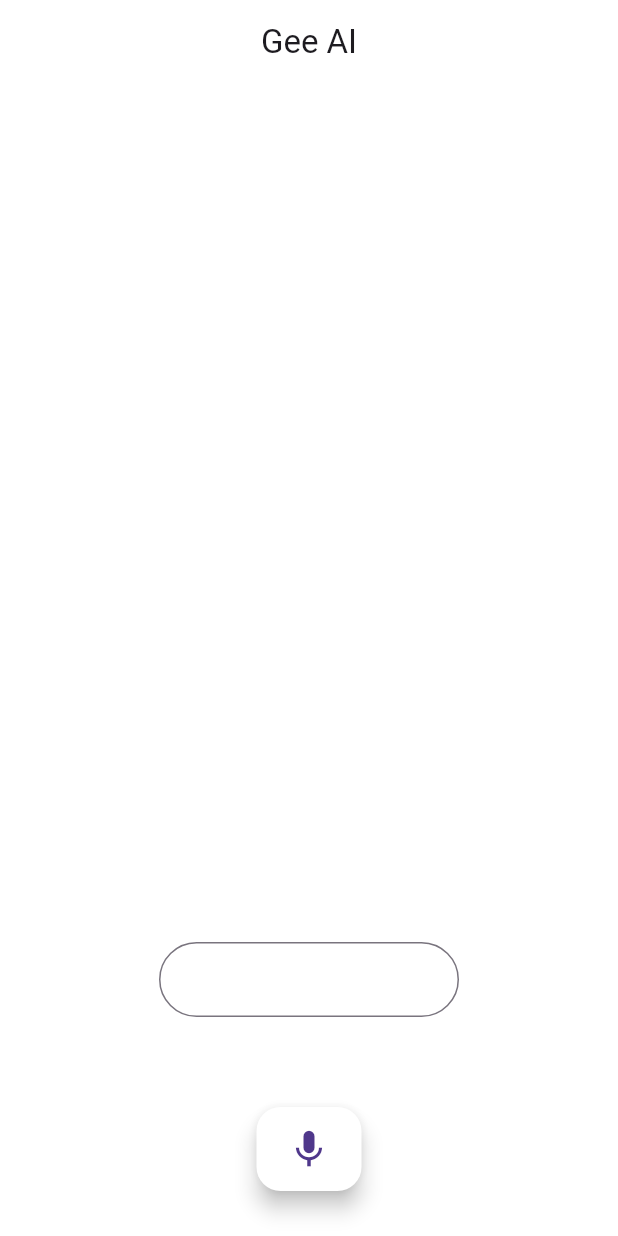
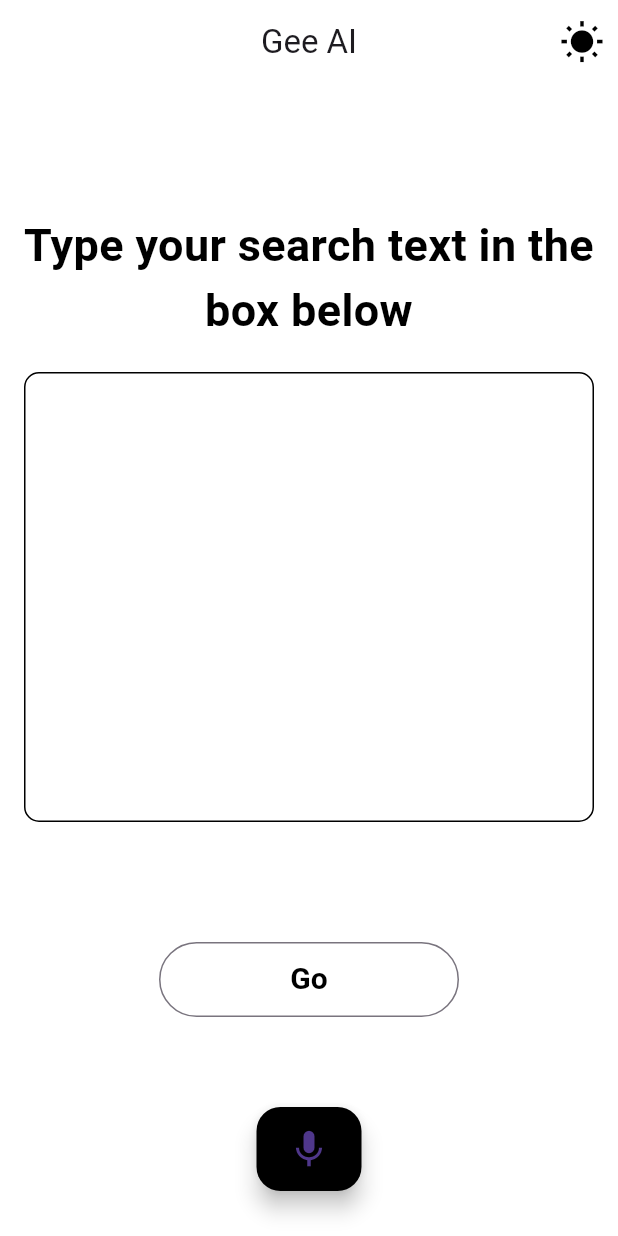
Before and after one commit to Shalom-Nankam/gee, a Flutter app: the screen it shows after launch, after a tap on the "edit note" icon, on a phone screen of 412 x 824 dp. Run offline on Flutter 3.47's test engine with Material 2 defaults, Android fonts, the phone set to English and light mode, and no system bars; our stand-ins replace flutter_native_splash, get, shared_preferences, speech_to_text.

Commit message:
Corrected the colors of widgets to show for different modes

```diff
--- a/lib/main.dart
+++ b/lib/main.dart
@@ -8,6 +8,7 @@ import 'package:get/get.dart';
 
 void main() async {
   WidgetsFlutterBinding.ensureInitialized();
+  AppTheme.getTheme();
   initialization();
 
   runApp(const MyApp());
--- a/lib/models/app_theme.dart
+++ b/lib/models/app_theme.dart
@@ -18,7 +18,7 @@ class AppTheme {
                     : const MaterialStatePropertyAll(Color(0xffffffff)))),
         useMaterial3: true,
         iconTheme: IconThemeData(
-            color: darkMode ? const Color(0xff000000) : const Color(0xffffffff),
+            color: darkMode ? const Color(0xffffffff) : const Color(0xff000000),
             size: 50),
         scaffoldBackgroundColor:
             darkMode ? const Color(0xff000000) : const Color(0xffffffff),
@@ -29,16 +29,16 @@ class AppTheme {
             centerTitle: true,
             iconTheme: IconThemeData(
                 color: darkMode
-                    ? const Color(0xff000000)
-                    : const Color(0xffffffff),
+                    ? const Color(0xffffffff)
+                    : const Color(0xff000000),
                 size: 30)),
         textTheme: TextTheme(
             button: TextStyle(
-          color: darkMode ? const Color(0xff000000) : const Color(0xffffffff),
+          color: darkMode ? const Color(0xffffffff) : const Color(0xff000000),
         )),
         floatingActionButtonTheme: FloatingActionButtonThemeData(
           backgroundColor:
-              darkMode ? const Color(0xff000000) : const Color(0xffffffff),
+              darkMode ? const Color(0xffffffff) : const Color(0xff000000),
         ));
   }
 }
--- a/lib/views/home_view.dart
+++ b/lib/views/home_view.dart
@@ -69,8 +69,8 @@ class TypeSearch extends StatelessWidget {
                 fontSize: 30,
                 fontWeight: FontWeight.bold,
                 color: AppTheme.darkMode
-                    ? const Color(0xff000000)
-                    : const Color(0xffffffff))),
+                    ? const Color(0xffffffff)
+                    : const Color(0xff000000))),
         const SizedBox(
           height: 20,
         ),
@@ -82,8 +82,8 @@ class TypeSearch extends StatelessWidget {
               borderRadius: BorderRadius.circular(10),
               border: Border.fromBorderSide(BorderSide(
                   color: AppTheme.darkMode
-                      ? const Color(0xff000000)
-                      : const Color(0xffffffff)))),
+                      ? const Color(0xffffffff)
+                      : const Color(0xff000000)))),
           child: const TextField(
             decoration: InputDecoration(border: InputBorder.none),
             expands: true,
@@ -126,8 +126,8 @@ class RecordSearch extends StatelessWidget {
                 fontSize: 30,
                 fontWeight: FontWeight.bold,
                 color: AppTheme.darkMode
-                    ? const Color(0xff000000)
-                    : const Color(0xffffffff))),
+                    ? const Color(0xffffffff)
+                    : const Color(0xff000000))),
         const SizedBox(
           height: 40,
         ),
--- a/lib/widgets/record_speech_button.dart
+++ b/lib/widgets/record_speech_button.dart
@@ -17,8 +17,8 @@ class RecordSpeechButton extends StatelessWidget {
           borderRadius: BorderRadius.circular(100),
           border: Border.all(
               color: AppTheme.darkMode
-                  ? const Color(0xff000000)
-                  : const Color(0xffffffff),
+                  ? const Color(0xffffffff)
+                  : const Color(0xff000000),
               width: 2)),
       child: IconButton(
           onPressed: pressAction,
--- a/lib/widgets/search_button.dart
+++ b/lib/widgets/search_button.dart
@@ -1,4 +1,6 @@
 import 'package:flutter/material.dart';
+
+import '../models/app_theme.dart';
 
 class SearchButton extends StatelessWidget {
   const SearchButton({super.key, required this.pressAction});
@@ -14,10 +16,12 @@ class SearchButton extends StatelessWidget {
           //     backgroundColor:
           //         MaterialStateProperty.all(const Color(0xff000000))),
           onPressed: pressAction,
-          child: const Text(
+          child: Text(
             'Go',
             style: TextStyle(
-                color: Color(0xffFFFFFF),
+                color: AppTheme.darkMode
+                    ? const Color(0xffffffff)
+                    : const Color(0xff000000),
                 fontWeight: FontWeight.bold,
                 fontSize: 20),
           )),
```
